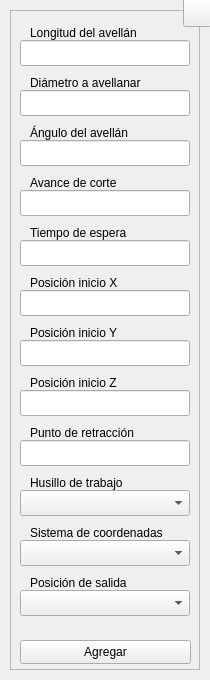
The window that interfaces/ui_files/csink.ui (Raw0201/GCode2) describes before a commit, drawn with Qt 5.
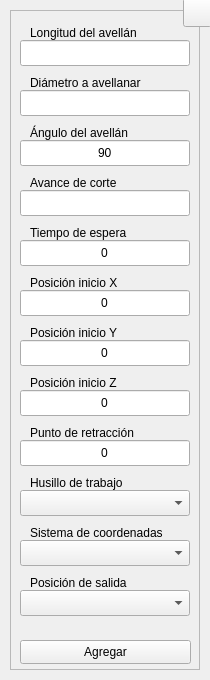
The same window after the commit. Icons and pictures are not drawn.

```diff
--- a/interfaces/ui_files/csink.ui
+++ b/interfaces/ui_files/csink.ui
@@ -2446,7 +2446,7 @@
       <string/>
      </property>
      <property name="text">
-      <string/>
+      <string>0</string>
      </property>
      <property name="alignment">
       <set>Qt::AlignCenter</set>
@@ -2515,7 +2515,7 @@
       <string/>
      </property>
      <property name="text">
-      <string/>
+      <string>0</string>
      </property>
      <property name="alignment">
       <set>Qt::AlignCenter</set>
@@ -2568,7 +2568,7 @@
       <string/>
      </property>
      <property name="text">
-      <string/>
+      <string>0</string>
      </property>
      <property name="alignment">
       <set>Qt::AlignCenter</set>
@@ -2693,7 +2693,7 @@
       <string/>
      </property>
      <property name="text">
-      <string/>
+      <string>0</string>
      </property>
      <property name="alignment">
       <set>Qt::AlignCenter</set>
@@ -2746,7 +2746,7 @@
       <string/>
      </property>
      <property name="text">
-      <string/>
+      <string>90</string>
      </property>
      <property name="alignment">
       <set>Qt::AlignCenter</set>
@@ -2817,6 +2817,9 @@
      <property name="statusTip">
       <string/>
      </property>
+     <property name="text">
+      <string>0</string>
+     </property>
      <property name="alignment">
       <set>Qt::AlignCenter</set>
      </property>
```
